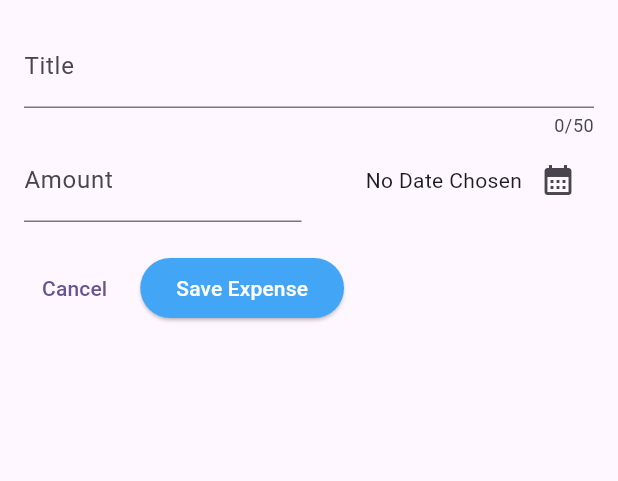
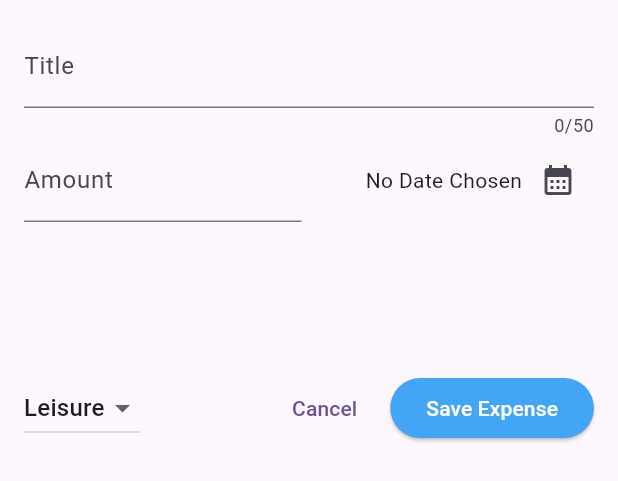
Before and after one commit to tamathecxder/expense-tracker, a Flutter app: the ExpenseModal widget shown alone on an empty page, opened directly, on a phone screen of 412 x 824 dp. Shown: the top 481 px of the screen. Run offline on Flutter 3.47's test engine with Material 3 defaults, Android fonts, the phone set to English and light mode, and no system bars.

Commit message:
chore(expense_modal): add dropdown button widget to select the category

```diff
--- a/lib/components/expense_modal.dart
+++ b/lib/components/expense_modal.dart
@@ -1,5 +1,7 @@
+import 'package:expense_tracker/enums/expense_category.dart';
 import 'package:expense_tracker/models/expense.dart';
 import 'package:flutter/material.dart';
+import 'package:intl/intl.dart';
 
 class ExpenseModal extends StatefulWidget {
   const ExpenseModal({super.key});
@@ -9,9 +11,10 @@ class ExpenseModal extends StatefulWidget {
 }
 
 class _ExpenseModalState extends State<ExpenseModal> {
-  TextEditingController _titleController = TextEditingController();
-  TextEditingController _amountController = TextEditingController();
+  final TextEditingController _titleController = TextEditingController();
+  final TextEditingController _amountController = TextEditingController();
   DateTime? _selectedDate;
+  ExpenseCategory _selectedCategory = ExpenseCategory.leisure;
 
   @override
   void dispose() {
@@ -36,6 +39,16 @@ class _ExpenseModalState extends State<ExpenseModal> {
         _selectedDate = selectedDate;
       });
     }
+  }
+
+  void _onCategorySelected(ExpenseCategory? value) {
+    if (value == null) {
+      return;
+    }
+
+    setState(() {
+      _selectedCategory = value;
+    });
   }
 
   @override
@@ -87,10 +100,27 @@ class _ExpenseModalState extends State<ExpenseModal> {
             ],
           ),
           const SizedBox(
-            height: 20,
+            height: 100,
           ),
           Row(
             children: [
+              DropdownButton(
+                value: _selectedCategory,
+                items: ExpenseCategory.values
+                    .map(
+                      (category) => DropdownMenuItem(
+                        value: category,
+                        child: Text(
+                          toBeginningOfSentenceCase(
+                            category.name,
+                          ),
+                        ),
+                      ),
+                    )
+                    .toList(),
+                onChanged: _onCategorySelected,
+              ),
+              const Spacer(),
               TextButton(
                 onPressed: () {
                   Navigator.pop(context);
```
